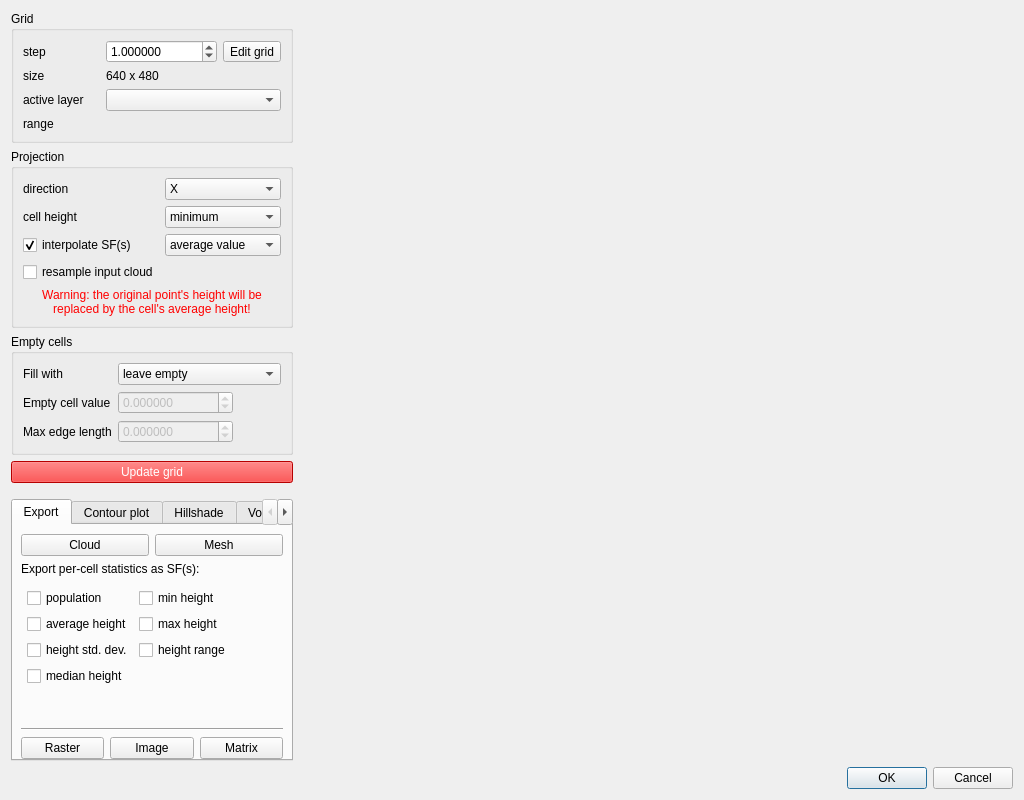
The window that qCC/ui_templates/rasterizeDlg.ui (CloudCompare/CloudCompare) describes before a commit, drawn with Qt 5.
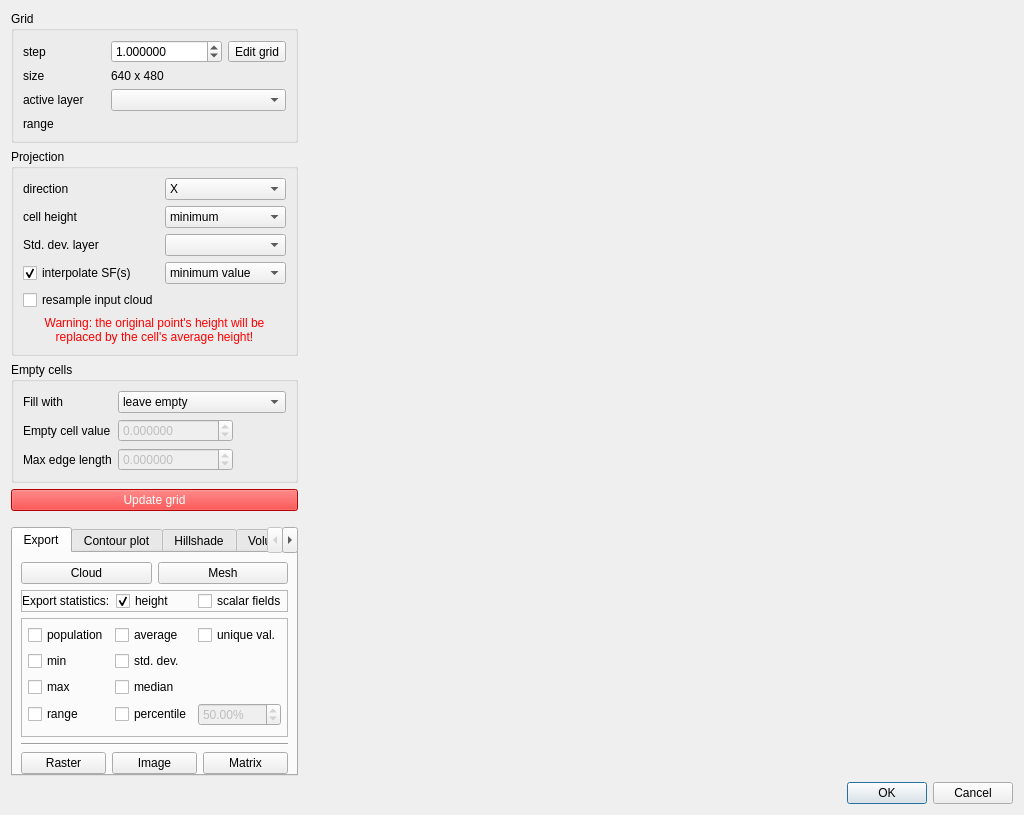
The same window after the commit.

Commit message: Rasterize: scalar field statistics

```diff
--- a/qCC/ui_templates/rasterizeDlg.ui
+++ b/qCC/ui_templates/rasterizeDlg.ui
@@ -139,13 +139,59 @@
            <string>Projection</string>
           </property>
           <layout class="QGridLayout" name="gridLayout_3">
-           <item row="2" column="1">
+           <item row="0" column="0">
+            <widget class="QLabel" name="label_9">
+             <property name="text">
+              <string>direction</string>
+             </property>
+            </widget>
+           </item>
+           <item row="0" column="1">
+            <widget class="QComboBox" name="dimensionComboBox">
+             <property name="currentIndex">
+              <number>0</number>
+             </property>
+             <item>
+              <property name="text">
+               <string notr="true">X</string>
+              </property>
+             </item>
+             <item>
+              <property name="text">
+               <string notr="true">Y</string>
+              </property>
+             </item>
+             <item>
+              <property name="text">
+               <string notr="true">Z</string>
+              </property>
+             </item>
+            </widget>
+           </item>
+           <item row="8" column="0" colspan="2">
+            <widget class="QLabel" name="warningResampleWithAverageLabel">
+             <property name="enabled">
+              <bool>false</bool>
+             </property>
+             <property name="styleSheet">
+              <string notr="true">color:red;</string>
+             </property>
+             <property name="text">
+              <string>Warning: the original point's height will be
+replaced by the cell's average height!</string>
+             </property>
+             <property name="alignment">
+              <set>Qt::AlignCenter</set>
+             </property>
+            </widget>
+           </item>
+           <item row="6" column="1">
             <widget class="QComboBox" name="scalarFieldProjection">
              <property name="toolTip">
               <string>SF interpolation method</string>
              </property>
              <property name="currentIndex">
-              <number>1</number>
+              <number>0</number>
              </property>
              <item>
               <property name="text">
@@ -169,6 +215,38 @@
              </item>
             </widget>
            </item>
+           <item row="2" column="0">
+            <widget class="QLabel" name="label_21">
+             <property name="toolTip">
+              <string>Active layer std. dev. scalar field</string>
+             </property>
+             <property name="text">
+              <string>Std. dev. layer</string>
+             </property>
+            </widget>
+           </item>
+           <item row="6" column="0">
+            <widget class="QCheckBox" name="interpolateSFCheckBox">
+             <property name="sizePolicy">
+              <sizepolicy hsizetype="Preferred" vsizetype="Fixed">
+               <horstretch>0</horstretch>
+               <verstretch>0</verstretch>
+              </sizepolicy>
+             </property>
+             <property name="toolTip">
+              <string>interpolate SF(s)</string>
+             </property>
+             <property name="text">
+              <string>interpolate SF(s)</string>
+             </property>
+             <property name="checked">
+              <bool>true</bool>
+             </property>
+            </widget>
+           </item>
+           <item row="2" column="1">
+            <widget class="QComboBox" name="stdDevLayerComboBox"/>
+           </item>
            <item row="1" column="0">
             <widget class="QLabel" name="label_8">
              <property name="text">
@@ -176,54 +254,6 @@
              </property>
             </widget>
            </item>
-           <item row="0" column="0">
-            <widget class="QLabel" name="label_9">
-             <property name="text">
-              <string>direction</string>
-             </property>
-            </widget>
-           </item>
-           <item row="3" column="0">
-            <widget class="QCheckBox" name="resampleCloudCheckBox">
-             <property name="sizePolicy">
-              <sizepolicy hsizetype="Preferred" vsizetype="Fixed">
-               <horstretch>0</horstretch>
-               <verstretch>0</verstretch>
-              </sizepolicy>
-             </property>
-             <property name="toolTip">
-              <string>Use the nearest point of the input cloud in each cell instead of the cell center</string>
-             </property>
-             <property name="text">
-              <string>resample input cloud</string>
-             </property>
-             <property name="checked">
-              <bool>false</bool>
-             </property>
-            </widget>
-           </item>
-           <item row="0" column="1">
-            <widget class="QComboBox" name="dimensionComboBox">
-             <property name="currentIndex">
-              <number>0</number>
-             </property>
-             <item>
-              <property name="text">
-               <string notr="true">X</string>
-              </property>
-             </item>
-             <item>
-              <property name="text">
-               <string notr="true">Y</string>
-              </property>
-             </item>
-             <item>
-              <property name="text">
-               <string notr="true">Z</string>
-              </property>
-             </item>
-            </widget>
-           </item>
            <item row="1" column="1">
             <widget class="QComboBox" name="heightProjectionComboBox">
              <property name="toolTip">
@@ -258,8 +288,8 @@
              </item>
             </widget>
            </item>
-           <item row="2" column="0">
-            <widget class="QCheckBox" name="interpolateSFCheckBox">
+           <item row="7" column="0">
+            <widget class="QCheckBox" name="resampleCloudCheckBox">
              <property name="sizePolicy">
               <sizepolicy hsizetype="Preferred" vsizetype="Fixed">
                <horstretch>0</horstretch>
@@ -270,28 +300,11 @@
               <string>interpolate SF(s)</string>
              </property>
              <property name="text">
-              <string>interpolate SF(s)</string>
+              <string>resample input cloud</string>
              </property>
              <property name="checked">
-              <bool>true</bool>
-             </property>
-            </widget>
-           </item>
-           <item row="4" column="0" colspan="2">
-            <widget class="QLabel" name="warningResampleWithAverageLabel">
-             <property name="enabled">
               <bool>false</bool>
              </property>
-             <property name="styleSheet">
-              <string notr="true">color:red;</string>
-             </property>
-             <property name="text">
-              <string>Warning: the original point's height will be
-replaced by the cell's average height!</string>
-             </property>
-             <property name="alignment">
-              <set>Qt::AlignCenter</set>
-             </property>
             </widget>
            </item>
           </layout>
@@ -503,10 +516,61 @@
              </layout>
             </item>
             <item>
-             <widget class="QLabel" name="label_12">
-              <property name="text">
-               <string>Export per-cell statistics as SF(s):</string>
+             <widget class="QFrame" name="exportStatsFrame">
+              <property name="frameShape">
+               <enum>QFrame::StyledPanel</enum>
               </property>
+              <property name="frameShadow">
+               <enum>QFrame::Raised</enum>
+              </property>
+              <layout class="QHBoxLayout" name="horizontalLayout_2">
+               <property name="leftMargin">
+                <number>0</number>
+               </property>
+               <property name="topMargin">
+                <number>0</number>
+               </property>
+               <property name="rightMargin">
+                <number>0</number>
+               </property>
+               <property name="bottomMargin">
+                <number>0</number>
+               </property>
+               <item>
+                <widget class="QLabel" name="label_22">
+                 <property name="text">
+                  <string>Export statistics:</string>
+                 </property>
+                </widget>
+               </item>
+               <item>
+                <widget class="QCheckBox" name="exportHeightStatsCheckBox">
+                 <property name="toolTip">
+                  <string>When exporting to a cloud or a mesh,
+adds one scalar field for each metric checked below,
+applied to the height values</string>
+                 </property>
+                 <property name="text">
+                  <string>height</string>
+                 </property>
+                 <property name="checked">
+                  <bool>true</bool>
+                 </property>
+                </widget>
+               </item>
+               <item>
+                <widget class="QCheckBox" name="exportSFStatsCheckBox">
+                 <property name="toolTip">
+                  <string>When exporting to a cloud or a mesh,
+adds one scalar field for each metric checked below,
+applied to all existing scalar fields</string>
+                 </property>
+                 <property name="text">
+                  <string>scalar fields</string>
+                 </property>
+                </widget>
+               </item>
+              </layout>
              </widget>
             </item>
             <item>
@@ -518,15 +582,12 @@
                </sizepolicy>
               </property>
               <property name="frameShape">
-               <enum>QFrame::NoFrame</enum>
+               <enum>QFrame::StyledPanel</enum>
               </property>
               <property name="frameShadow">
                <enum>QFrame::Plain</enum>
               </property>
-              <layout class="QFormLayout" name="formLayout_4">
-               <property name="labelAlignment">
-                <set>Qt::AlignLeading|Qt::AlignLeft|Qt::AlignVCenter</set>
-               </property>
+              <layout class="QGridLayout" name="gridLayout_2">
                <property name="leftMargin">
                 <number>6</number>
                </property>
@@ -539,8 +600,56 @@
                <property name="bottomMargin">
                 <number>6</number>
                </property>
+               <property name="verticalSpacing">
+                <number>6</number>
+               </property>
+               <item row="3" column="1">
+                <widget class="QCheckBox" name="generateStatisticsPercentileCheckBox">
+                 <property name="toolTip">
+                  <string>Percentile (customizable) of values in each cell</string>
+                 </property>
+                 <property name="text">
+                  <string>percentile</string>
+                 </property>
+                </widget>
+               </item>
+               <item row="3" column="2">
+                <widget class="QDoubleSpinBox" name="generateStatisticsPercentileDoubleSpinBox">
+                 <property name="enabled">
+                  <bool>false</bool>
+                 </property>
+                 <property name="toolTip">
+                  <string>Percentile value 0-99.99</string>
+                 </property>
+                 <property name="suffix">
+                  <string>%</string>
+                 </property>
+                 <property name="decimals">
+                  <number>2</number>
+                 </property>
+                 <property name="minimum">
+                  <double>0.000000000000000</double>
+                 </property>
+                 <property name="maximum">
+                  <double>99.989999999999995</double>
+                 </property>
+                 <property name="value">
+                  <double>50.000000000000000</double>
+                 </property>
+                </widget>
+               </item>
+               <item row="2" column="1">
+                <widget class="QCheckBox" name="generateStatisticsMedianCheckBox">
+                 <property name="toolTip">
+                  <string>Median of values in each cell (= p50 percentile)</string>
+                 </property>
+                 <property name="text">
+                  <string>median</string>
+                 </property>
+                </widget>
+               </item>
                <item row="0" column="0">
-                <widget class="QCheckBox" name="generateCountSFcheckBox">
+                <widget class="QCheckBox" name="generateStatisticsPopulationCheckBox">
                  <property name="toolTip">
                   <string>Adds a scalar field with the grid density (= number of points inside each cell)</string>
                  </property>
@@ -550,81 +659,68 @@
                 </widget>
                </item>
                <item row="0" column="1">
-                <widget class="QCheckBox" name="generateMinHeightSFcheckBox">
+                <widget class="QCheckBox" name="generateStatisticsAverageCheckBox">
                  <property name="toolTip">
                   <string>Adds a scalar field with the min. height of the points inside the cell</string>
                  </property>
                  <property name="text">
-                  <string>min height</string>
-                 </property>
-                </widget>
-               </item>
-               <item row="1" column="0">
-                <widget class="QCheckBox" name="generateAvgHeightSFcheckBox">
-                 <property name="toolTip">
-                  <string>Adds a scalar field with the average height of the points inside the cell</string>
-                 </property>
-                 <property name="text">
-                  <string>average height</string>
+                  <string>average</string>
                  </property>
                 </widget>
                </item>
                <item row="1" column="1">
-                <widget class="QCheckBox" name="generateMaxHeightSFcheckBox">
+                <widget class="QCheckBox" name="generateStatisticsStdDevCheckBox">
                  <property name="toolTip">
                   <string>Adds a scalar field with the max. height of the points inside the cell</string>
                  </property>
                  <property name="text">
-                  <string>max height</string>
-                 </property>
-                </widget>
-               </item>
-               <item row="2" column="0">
-                <widget class="QCheckBox" name="generateStdDevHeightSFcheckBox">
-                 <property name="toolTip">
-                  <string>Adds a scalar field with the standard deviation of the heights of the points inside the cell</string>
-                 </property>
-                 <property name="text">
-                  <string>height std. dev.</string>
-                 </property>
-                </widget>
-               </item>
-               <item row="2" column="1">
-                <widget class="QCheckBox" name="generateHeightRangeSFcheckBox">
-                 <property name="toolTip">
-                  <string>Adds a scalar field with the standard deviation of the heights of the points inside the cell</string>
-                 </property>
-                 <property name="text">
-                  <string>height range</string>
+                  <string>std. dev.</string>
                  </property>
                 </widget>
                </item>
                <item row="3" column="0">
-                <widget class="QCheckBox" name="generateMedianHeightSFcheckBox">
+                <widget class="QCheckBox" name="generateStatisticsRangeCheckBox">
                  <property name="toolTip">
                   <string>Adds a scalar field with the median height of the points inside the cell</string>
                  </property>
                  <property name="text">
-                  <string>median height</string>
+                  <string>range</string>
+                 </property>
+                </widget>
+               </item>
+               <item row="2" column="0">
+                <widget class="QCheckBox" name="generateStatisticsMaxCheckBox">
+                 <property name="toolTip">
+                  <string>Maximum value in each cell</string>
+                 </property>
+                 <property name="text">
+                  <string>max</string>
+                 </property>
+                </widget>
+               </item>
+               <item row="1" column="0">
+                <widget class="QCheckBox" name="generateStatisticsMinCheckBox">
+                 <property name="toolTip">
+                  <string>Minimum value in each cell</string>
+                 </property>
+                 <property name="text">
+                  <string>min</string>
+                 </property>
+                </widget>
+               </item>
+               <item row="0" column="2">
+                <widget class="QCheckBox" name="generateStatisticsUniqueCheckBox">
+                 <property name="toolTip">
+                  <string>Number of unique values in each cell</string>
+                 </property>
+                 <property name="text">
+                  <string>unique val.</string>
                  </property>
                 </widget>
                </item>
               </layout>
              </widget>
             </item>
-            <item>
-             <spacer name="verticalSpacer">
-              <property name="orientation">
-               <enum>Qt::Vertical</enum>
-              </property>
-              <property name="sizeHint" stdset="0">
-               <size>
-                <width>20</width>
-                <height>40</height>
-               </size>
-              </property>
-             </spacer>
-            </item>
             <item>
              <widget class="Line" name="line">
               <property name="orientation">
```
Left out of the diff: 95 changed lines with no effect on the pictures. The commit also changes 10 other files.
